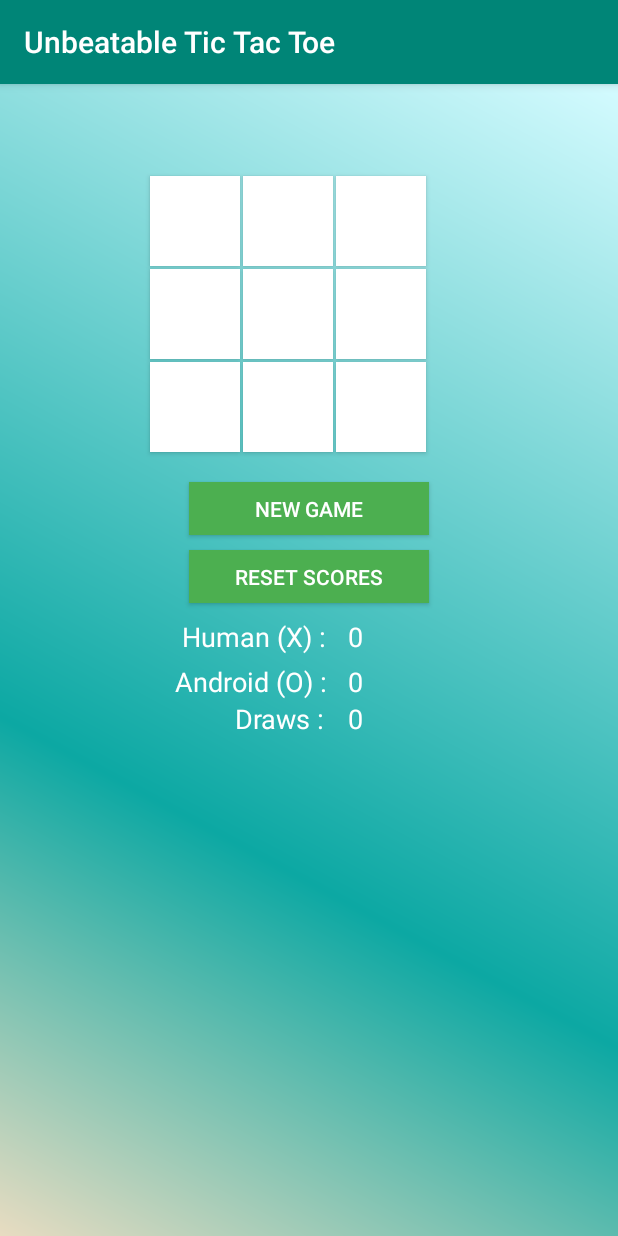
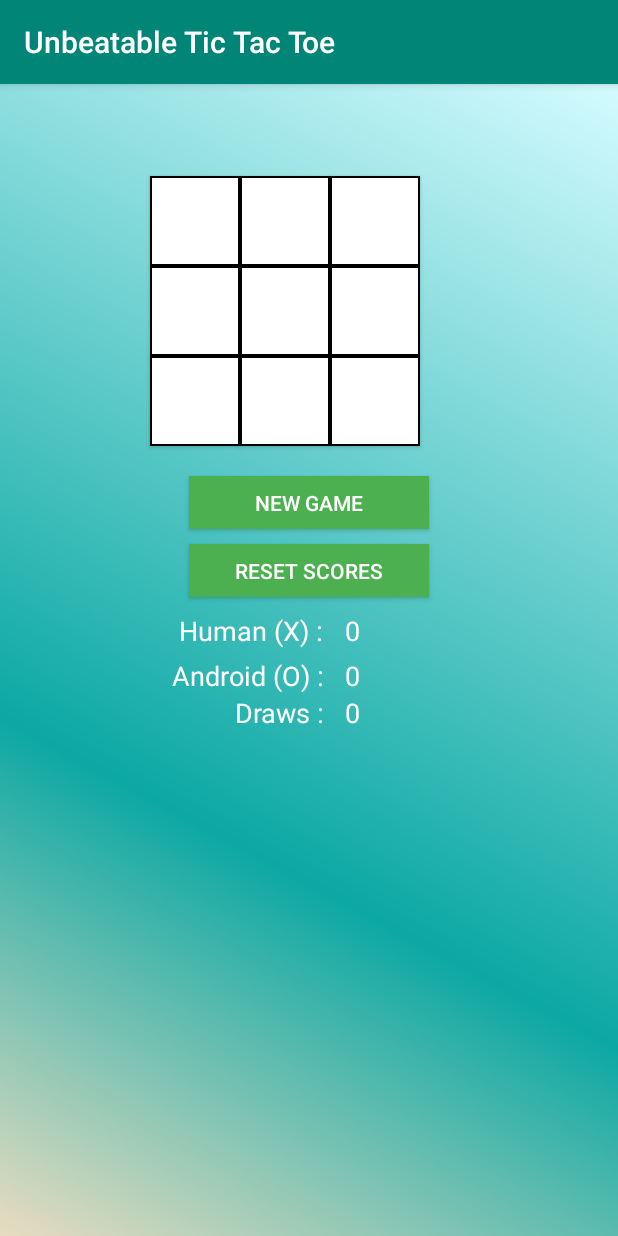
Before and after one commit to ssjsatish/Unbeatable-Tic-Tac-Toe, an Android app: the SinglePlayer screen opened directly, with no data from a screen before it, on a phone screen of 412 x 824 dp. Run offline under Robolectric (Android 15) with nearby library versions, the phone set to English and light mode, and no system bars.

Commit message:
Update activity_single_player.xml

```diff
--- a/src/main/res/layout/activity_single_player.xml
+++ b/src/main/res/layout/activity_single_player.xml
@@ -27,7 +27,7 @@ tools:context="com.seafle.satish.unbeatabletictactoe.SinglePlayer">
     android:text=""
     android:textSize="32dp"
     android:textColor="@color/black"
-    android:background="@color/white"
+    android:background="@drawable/board_btn"
     android:id="@+id/b1"
     android:layout_marginTop="45dp"
     android:layout_alignParentTop="true"
@@ -41,12 +41,12 @@ tools:context="com.seafle.satish.unbeatabletictactoe.SinglePlayer">
     android:text=""
     android:textSize="32dp"
     android:textColor="@color/black"
-    android:background="@color/white"
+    android:background="@drawable/board_btn"
     android:id="@+id/b2"
     android:layout_alignBottom="@+id/b1"
     android:layout_toRightOf="@+id/b1"
     android:layout_toEndOf="@+id/b1"
-    android:layout_marginLeft="2dp"
+
 
 
     />
@@ -57,12 +57,12 @@ tools:context="com.seafle.satish.unbeatabletictactoe.SinglePlayer">
     android:text=""
     android:textSize="32dp"
     android:textColor="@color/black"
-    android:background="@color/white"
+    android:background="@drawable/board_btn"
     android:id="@+id/b3"
     android:layout_alignTop="@+id/b2"
     android:layout_toRightOf="@+id/b2"
     android:layout_toEndOf="@+id/b2"
-    android:layout_marginLeft="2dp"/>
+   />
 
 <Button
     android:layout_width="60dp"
@@ -70,12 +70,12 @@ tools:context="com.seafle.satish.unbeatabletictactoe.SinglePlayer">
     android:text=""
     android:textSize="32dp"
     android:textColor="@color/black"
-    android:background="@color/white"
+    android:background="@drawable/board_btn"
     android:id="@+id/b4"
     android:layout_below="@+id/b1"
     android:layout_toLeftOf="@+id/b2"
     android:layout_toStartOf="@+id/b2"
-    android:layout_marginTop="2dp"/>
+    />
 
 <Button
     android:layout_width="60dp"
@@ -83,13 +83,12 @@ tools:context="com.seafle.satish.unbeatabletictactoe.SinglePlayer">
     android:text=""
     android:textSize="32dp"
     android:textColor="@color/black"
-    android:background="@color/white"
+    android:background="@drawable/board_btn"
     android:id="@+id/b5"
     android:layout_below="@+id/b1"
     android:layout_toRightOf="@+id/b1"
     android:layout_toEndOf="@+id/b1"
-    android:layout_marginTop="2dp"
-    android:layout_marginLeft="2dp"/>
+   />
 
 <Button
     android:layout_width="60dp"
@@ -97,13 +96,13 @@ tools:context="com.seafle.satish.unbeatabletictactoe.SinglePlayer">
     android:text=""
     android:textSize="32dp"
     android:textColor="@color/black"
-    android:background="@color/white"
+    android:background="@drawable/board_btn"
     android:id="@+id/b6"
     android:layout_alignBottom="@+id/b5"
     android:layout_toRightOf="@+id/b5"
     android:layout_toEndOf="@+id/b5"
     android:layout_marginTop="2dp"
-    android:layout_marginLeft="2dp"/>
+   />
 
 <Button
     android:layout_width="60dp"
@@ -111,12 +110,12 @@ tools:context="com.seafle.satish.unbeatabletictactoe.SinglePlayer">
     android:text=""
     android:textSize="32dp"
     android:textColor="@color/black"
-    android:background="@color/white"
+    android:background="@drawable/board_btn"
     android:id="@+id/b7"
     android:layout_below="@+id/b4"
     android:layout_alignLeft="@+id/b4"
     android:layout_alignStart="@+id/b4"
-    android:layout_marginTop="2dp"/>
+    />
 
 <Button
     android:layout_width="60dp"
@@ -124,12 +123,12 @@ tools:context="com.seafle.satish.unbeatabletictactoe.SinglePlayer">
     android:text=""
     android:textSize="32dp"
     android:textColor="@color/black"
-    android:background="@color/white"
+    android:background="@drawable/board_btn"
     android:id="@+id/b8"
     android:layout_below="@+id/b5"
     android:layout_toLeftOf="@+id/b6"
     android:layout_toStartOf="@+id/b6"
-    android:layout_marginTop="2dp"/>
+    />
 
 <Button
     android:layout_width="60dp"
@@ -137,12 +136,12 @@ tools:context="com.seafle.satish.unbeatabletictactoe.SinglePlayer">
     android:text=""
     android:textSize="32dp"
     android:textColor="@color/black"
-    android:background="@color/white"
+    android:background="@drawable/board_btn"
     android:id="@+id/b9"
     android:layout_below="@+id/b5"
     android:layout_alignRight="@+id/b6"
     android:layout_alignEnd="@+id/b6"
-    android:layout_marginTop="2dp"
+
     />
 
 <Button
```
